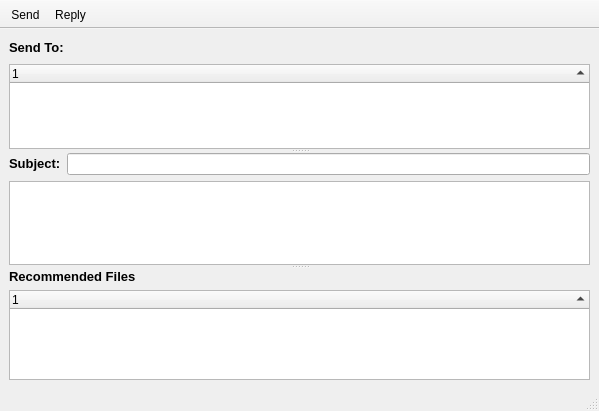
Before: the Qt Designer form rs-Qt-gui/src/gui/msgs/ChanMsgDialog.ui in autoscatto/retroshare, drawn with Qt 5.
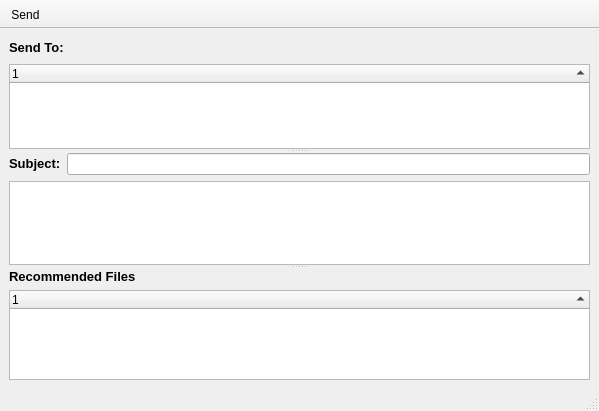
After: the same form once the commit is applied. Icons and pictures are not drawn.

Commit message: -svn stylesheets doesnt works more, reactivitated stylesheets again. -removed reply button

What changed in the file:
```diff
--- a/rs-Qt-gui/src/gui/msgs/ChanMsgDialog.ui
+++ b/rs-Qt-gui/src/gui/msgs/ChanMsgDialog.ui
@@ -240,7 +240,6 @@
     <number>4</number>
    </attribute>
    <addaction name="actionSend" />
-   <addaction name="actionReply" />
   </widget>
   <action name="actionSend" >
    <property name="icon" >
```
The commit also changes 1 other file.
